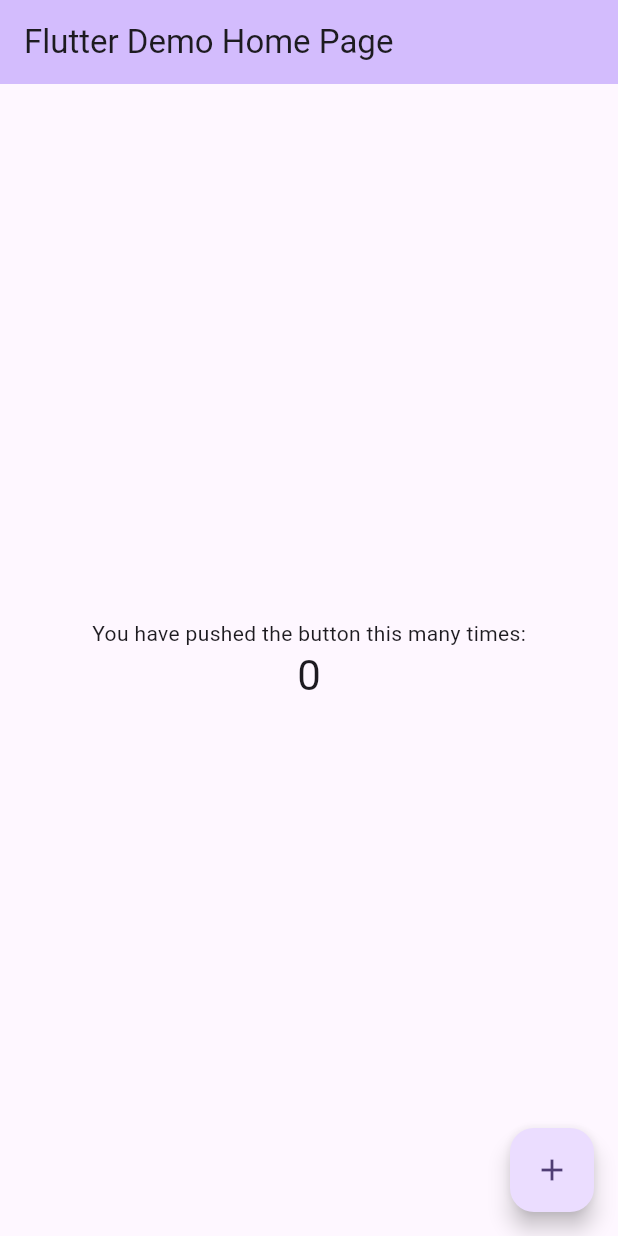
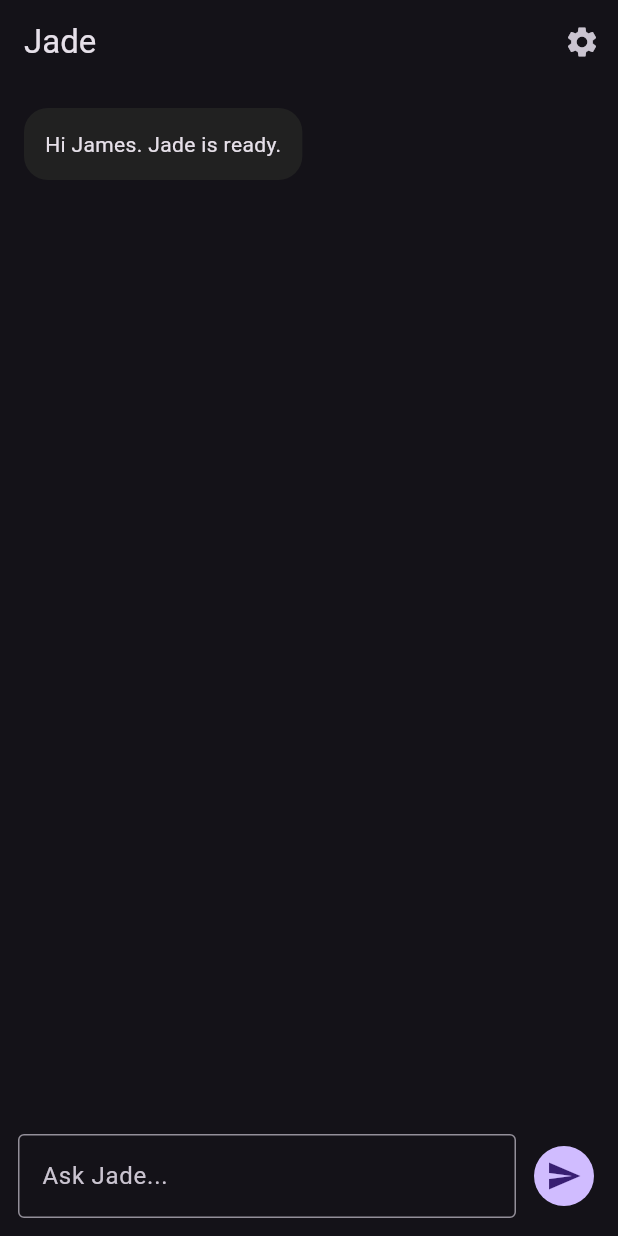
Before and after one commit to thedorfer/JamesOS, a Flutter app: the screen it shows after launch, on a phone screen of 412 x 824 dp. Run offline on Flutter 3.47's test engine with Material 3 defaults, Android fonts, the phone set to English and light mode, and no system bars; drawn by our look-alikes of flutter_markdown; our stand-ins replace shared_preferences.

Commit message:
Create Jade Flutter app shell

```diff
--- a/apps/jade_app/lib/main.dart
+++ b/apps/jade_app/lib/main.dart
@@ -1,121 +1,191 @@
+import 'dart:convert';
+
 import 'package:flutter/material.dart';
+import 'package:flutter_markdown/flutter_markdown.dart';
+import 'package:http/http.dart' as http;
+import 'package:shared_preferences/shared_preferences.dart';
 
-void main() {
-  runApp(const MyApp());
-}
+void main() => runApp(const JadeApp());
 
-class MyApp extends StatelessWidget {
-  const MyApp({super.key});
+class JadeApp extends StatelessWidget {
+  const JadeApp({super.key});
 
-  // This widget is the root of your application.
   @override
   Widget build(BuildContext context) {
     return MaterialApp(
-      title: 'Flutter Demo',
-      theme: ThemeData(
-        // This is the theme of your application.
-        //
-        // TRY THIS: Try running your application with "flutter run". You'll see
-        // the application has a purple toolbar. Then, without quitting the app,
-        // try changing the seedColor in the colorScheme below to Colors.green
-        // and then invoke "hot reload" (save your changes or press the "hot
-        // reload" button in a Flutter-supported IDE, or press "r" if you used
-        // the command line to start the app).
-        //
-        // Notice that the counter didn't reset back to zero; the application
-        // state is not lost during the reload. To reset the state, use hot
-        // restart instead.
-        //
-        // This works for code too, not just values: Most code changes can be
-        // tested with just a hot reload.
-        colorScheme: .fromSeed(seedColor: Colors.deepPurple),
-      ),
-      home: const MyHomePage(title: 'Flutter Demo Home Page'),
+      title: 'Jade',
+      debugShowCheckedModeBanner: false,
+      theme: ThemeData.dark(useMaterial3: true),
+      home: const ChatScreen(),
     );
   }
 }
 
-class MyHomePage extends StatefulWidget {
-  const MyHomePage({super.key, required this.title});
+class ChatMessage {
+  final String role;
+  final String text;
+  ChatMessage(this.role, this.text);
+}
 
-  // This widget is the home page of your application. It is stateful, meaning
-  // that it has a State object (defined below) that contains fields that affect
-  // how it looks.
-
-  // This class is the configuration for the state. It holds the values (in this
-  // case the title) provided by the parent (in this case the App widget) and
-  // used by the build method of the State. Fields in a Widget subclass are
-  // always marked "final".
-
-  final String title;
+class ChatScreen extends StatefulWidget {
+  const ChatScreen({super.key});
 
   @override
-  State<MyHomePage> createState() => _MyHomePageState();
+  State<ChatScreen> createState() => _ChatScreenState();
 }
 
-class _MyHomePageState extends State<MyHomePage> {
-  int _counter = 0;
+class _ChatScreenState extends State<ChatScreen> {
+  final input = TextEditingController();
+  final scroll = ScrollController();
 
-  void _incrementCounter() {
+  String apiBase = 'http://100.77.201.40:8787';
+  String apiKey = '';
+  bool loading = false;
+
+  final messages = <ChatMessage>[
+    ChatMessage('jade', 'Hi James. Jade is ready.'),
+  ];
+
+  @override
+  void initState() {
+    super.initState();
+    loadSettings();
+  }
+
+  Future<void> loadSettings() async {
+    final prefs = await SharedPreferences.getInstance();
     setState(() {
-      // This call to setState tells the Flutter framework that something has
-      // changed in this State, which causes it to rerun the build method below
-      // so that the display can reflect the updated values. If we changed
-      // _counter without calling setState(), then the build method would not be
-      // called again, and so nothing would appear to happen.
-      _counter++;
+      apiBase = prefs.getString('apiBase') ?? apiBase;
+      apiKey = prefs.getString('apiKey') ?? '';
     });
+  }
+
+  Future<void> saveSettings() async {
+    final prefs = await SharedPreferences.getInstance();
+    await prefs.setString('apiBase', apiBase);
+    await prefs.setString('apiKey', apiKey);
+  }
+
+  Future<void> askJade() async {
+    final question = input.text.trim();
+    if (question.isEmpty || loading) return;
+
+    setState(() {
+      messages.add(ChatMessage('user', question));
+      messages.add(ChatMessage('jade', 'Thinking...'));
+      loading = true;
+      input.clear();
+    });
+
+    try {
+      final res = await http.post(
+        Uri.parse('$apiBase/ask'),
+        headers: {
+          'Content-Type': 'application/json',
+          'X-JamesOS-Key': apiKey,
+        },
+        body: jsonEncode({'question': question, 'use_ai': true}),
+      );
+
+      final data = jsonDecode(res.body);
+      setState(() {
+        messages[messages.length - 1] =
+            ChatMessage('jade', data['answer']?.toString() ?? res.body);
+      });
+    } catch (e) {
+      setState(() {
+        messages[messages.length - 1] = ChatMessage('jade', 'Error: $e');
+      });
+    } finally {
+      setState(() => loading = false);
+    }
+  }
+
+  void openSettings() {
+    final base = TextEditingController(text: apiBase);
+    final key = TextEditingController(text: apiKey);
+
+    showDialog(
+      context: context,
+      builder: (_) => AlertDialog(
+        title: const Text('Jade Settings'),
+        content: Column(
+          mainAxisSize: MainAxisSize.min,
+          children: [
+            TextField(controller: base, decoration: const InputDecoration(labelText: 'API URL')),
+            TextField(controller: key, obscureText: true, decoration: const InputDecoration(labelText: 'API Key')),
+          ],
+        ),
+        actions: [
+          TextButton(
+            child: const Text('Save'),
+            onPressed: () async {
+              setState(() {
+                apiBase = base.text.trim();
+                apiKey = key.text.trim();
+              });
+              await saveSettings();
+              if (mounted) Navigator.pop(context);
+            },
+          )
+        ],
+      ),
+    );
   }
 
   @override
   Widget build(BuildContext context) {
-    // This method is rerun every time setState is called, for instance as done
-    // by the _incrementCounter method above.
-    //
-    // The Flutter framework has been optimized to make rerunning build methods
-    // fast, so that you can just rebuild anything that needs updating rather
-    // than having to individually change instances of widgets.
     return Scaffold(
       appBar: AppBar(
-        // TRY THIS: Try changing the color here to a specific color (to
-        // Colors.amber, perhaps?) and trigger a hot reload to see the AppBar
-        // change color while the other colors stay the same.
-        backgroundColor: Theme.of(context).colorScheme.inversePrimary,
-        // Here we take the value from the MyHomePage object that was created by
-        // the App.build method, and use it to set our appbar title.
-        title: Text(widget.title),
+        title: const Text('Jade'),
+        actions: [IconButton(onPressed: openSettings, icon: const Icon(Icons.settings))],
       ),
-      body: Center(
-        // Center is a layout widget. It takes a single child and positions it
-        // in the middle of the parent.
-        child: Column(
-          // Column is also a layout widget. It takes a list of children and
-          // arranges them vertically. By default, it sizes itself to fit its
-          // children horizontally, and tries to be as tall as its parent.
-          //
-          // Column has various properties to control how it sizes itself and
-          // how it positions its children. Here we use mainAxisAlignment to
-          // center the children vertically; the main axis here is the vertical
-          // axis because Columns are vertical (the cross axis would be
-          // horizontal).
-          //
-          // TRY THIS: Invoke "debug painting" (choose the "Toggle Debug Paint"
-          // action in the IDE, or press "p" in the console), to see the
-          // wireframe for each widget.
-          mainAxisAlignment: .center,
-          children: [
-            const Text('You have pushed the button this many times:'),
-            Text(
-              '$_counter',
-              style: Theme.of(context).textTheme.headlineMedium,
+      body: Column(
+        children: [
+          Expanded(
+            child: ListView.builder(
+              controller: scroll,
+              padding: const EdgeInsets.all(16),
+              itemCount: messages.length,
+              itemBuilder: (_, i) {
+                final msg = messages[i];
+                final user = msg.role == 'user';
+                return Align(
+                  alignment: user ? Alignment.centerRight : Alignment.centerLeft,
+                  child: Container(
+                    constraints: const BoxConstraints(maxWidth: 760),
+                    margin: const EdgeInsets.only(bottom: 12),
+                    padding: const EdgeInsets.all(14),
+                    decoration: BoxDecoration(
+                      color: user ? Colors.blueGrey.shade700 : Colors.grey.shade900,
+                      borderRadius: BorderRadius.circular(16),
+                    ),
+                    child: MarkdownBody(data: msg.text),
+                  ),
+                );
+              },
             ),
-          ],
-        ),
-      ),
-      floatingActionButton: FloatingActionButton(
-        onPressed: _incrementCounter,
-        tooltip: 'Increment',
-        child: const Icon(Icons.add),
+          ),
+          Padding(
+            padding: const EdgeInsets.all(12),
+            child: Row(
+              children: [
+                Expanded(
+                  child: TextField(
+                    controller: input,
+                    onSubmitted: (_) => askJade(),
+                    decoration: const InputDecoration(
+                      hintText: 'Ask Jade...',
+                      border: OutlineInputBorder(),
+                    ),
+                  ),
+                ),
+                const SizedBox(width: 8),
+                IconButton.filled(onPressed: askJade, icon: const Icon(Icons.send)),
+              ],
+            ),
+          )
+        ],
       ),
     );
   }
--- a/apps/jade_app/pubspec.yaml
+++ b/apps/jade_app/pubspec.yaml
@@ -34,6 +34,12 @@ dependencies:
   # The following adds the Cupertino Icons font to your application.
   # Use with the CupertinoIcons class for iOS style icons.
   cupertino_icons: ^1.0.8
+  http: ^1.6.0
+  shared_preferences: ^2.5.5
+  flutter_markdown: ^0.7.7+1
+  file_picker: ^11.0.2
+  speech_to_text: ^7.4.0
+  flutter_tts: ^4.2.5
 
 dev_dependencies:
   flutter_test:
```
Also changed, not shown: apps/jade_app/pubspec.lock, 3 other files.
